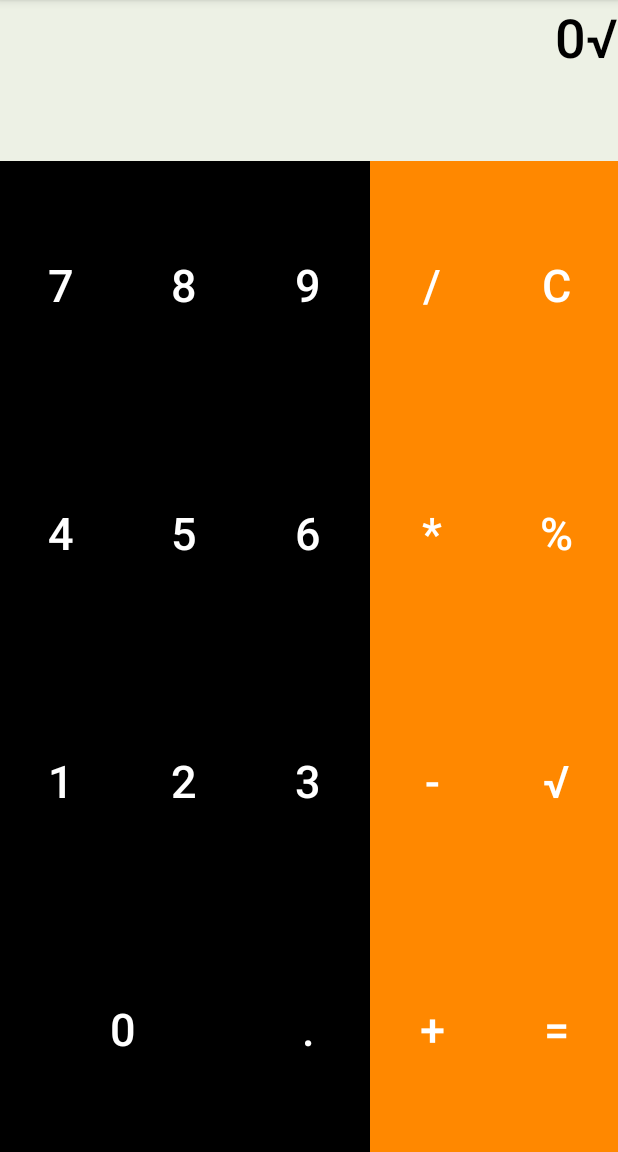
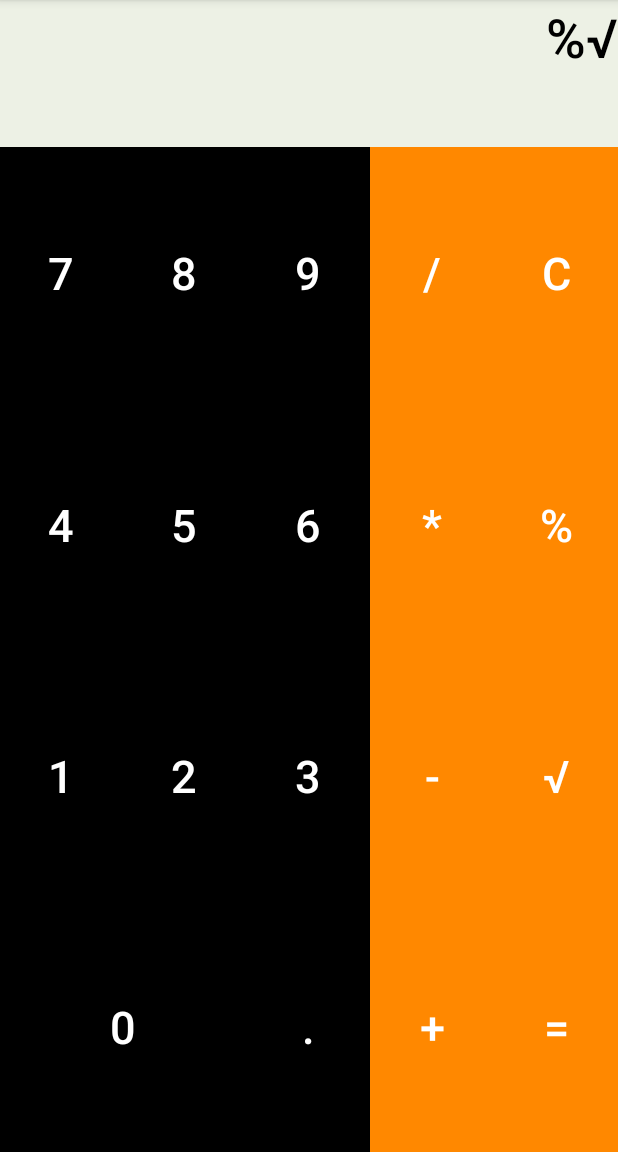
Before and after one commit to jonathanoleaz/Android, an Android app: the screen it shows after launch (MainActivity), after a tap on an icon or button, on a phone screen of 412 x 824 dp, the part 84-1236 px from its top. Run offline under Robolectric (Android 15) with nearby library versions, the light colour scheme and no system bars; 2 other taps on this screen came first.

Commit message:
ya acepta % y (-)

```diff
--- a/Curso/CalculadoraBasica/app/src/main/java/com/example/jonat/calculadorabasica/MainActivity.java
+++ b/Curso/CalculadoraBasica/app/src/main/java/com/example/jonat/calculadorabasica/MainActivity.java
@@ -1,4 +1,5 @@
 package com.example.jonat.calculadorabasica;
+/*Código para una aplicación android de calculadora básica para el modo portrait (vertical) o científica ( modo horizontal). */
 
 import android.support.v7.app.AppCompatActivity;
 import android.os.Bundle;
@@ -6,13 +7,9 @@ import android.view.View;
 import android.widget.Button;
 import android.widget.TextView;
 
-import java.util.Arrays;
-import java.util.HashMap;
-import java.util.Map;
 import java.util.Stack;
 
 //Metodo 2 La class de la actividad implementa la interfaz onClickListener
-
 
 public class MainActivity extends AppCompatActivity implements View.OnClickListener {
 
@@ -36,6 +33,7 @@ public class MainActivity extends AppCompatActivity implements View.OnClickListe
     Button buttonOperMultip;
     Button buttonOperDiv;
     Button buttonOperGato;
+    Button buttonPercent;
 
     Button buttonCero;
     Button buttonIgual;
@@ -47,9 +45,12 @@ public class MainActivity extends AppCompatActivity implements View.OnClickListe
     Button buttonOpParIzq;
     Button buttonOpParDer;
 
+    Button buttonOpMenosUnario;
+
     TextView textViewExpression;
 
-    Boolean ultimaExpresionIsOperator = false;//ultima expresion que se agregó al textView
+    //Última expresión que se agregó al textView
+    Boolean ultimaExpresionIsOperator = false;
 
     @Override
     protected void onCreate(Bundle savedInstanceState) {
@@ -57,7 +58,7 @@ public class MainActivity extends AppCompatActivity implements View.OnClickListe
         setContentView(R.layout.activity_main);
 
 
-        //recuperar receferencias a los widgets y asignar codigo necesario
+        //Recuperar referencias a los widgets y asignar código necesario
         buttonDigitoCero = (Button) (this.findViewById(R.id.buttonZero));
         buttonDigitoUno = (Button) (this.findViewById(R.id.buttonDigUno));
         buttonDigitoDos = (Button) (this.findViewById(R.id.buttonDos));
@@ -79,6 +80,8 @@ public class MainActivity extends AppCompatActivity implements View.OnClickListe
         buttonCero = (Button) (this.findViewById(R.id.buttonCero));
         buttonIgual = (Button) (this.findViewById(R.id.buttonIgual));
 
+        buttonPercent = (Button) (this.findViewById(R.id.buttonPorcentaje));
+
         buttonOpCos = (Button) (this.findViewById(R.id.buttonOpCoSeno));
         buttonOpSen = (Button) (this.findViewById(R.id.buttonOpSeno));
         buttonOpTan = (Button) (this.findViewById(R.id.buttonOpTan));
@@ -87,10 +90,13 @@ public class MainActivity extends AppCompatActivity implements View.OnClickListe
         buttonOpParDer = (Button) (this.findViewById(R.id.buttonOpParDer));
         buttonOpParIzq = (Button) (this.findViewById(R.id.buttonOpParIzq));
 
+        buttonOpMenosUnario = (Button) (this.findViewById(R.id.buttonMenosUnario));
+
 
         textViewExpression = this.findViewById(R.id.textView2);
 
-        buttonDigitoCero.setOnClickListener(this); //es la misma actividad la que va implementar el onClickListener
+        //es la misma actividad la que va implementar el onClickListener
+        buttonDigitoCero.setOnClickListener(this);
         buttonDigitoUno.setOnClickListener(this);
         buttonDigitoDos.setOnClickListener(this);
         buttonDigitoTres.setOnClickListener(this);
@@ -107,7 +113,9 @@ public class MainActivity extends AppCompatActivity implements View.OnClickListe
         buttonOperMultip.setOnClickListener(this);
         buttonOperDiv.setOnClickListener(this);
         buttonOperGato.setOnClickListener(this);
+        buttonPercent.setOnClickListener(this);
 
+        /*Para evitar la excepción pues cuando está en modo portrait, estas 'referencias' no existen en el ectivity_main.xml (land)*/
         if (buttonOpParDer != null)
             buttonOpParDer.setOnClickListener(this);
 
@@ -126,7 +134,34 @@ public class MainActivity extends AppCompatActivity implements View.OnClickListe
         if (buttonOpSen != null)
             buttonOpSen.setOnClickListener(this);
 
+        if (buttonOpMenosUnario != null) {
+            buttonOpMenosUnario.setOnClickListener(new View.OnClickListener() {
+                @Override
+                public void onClick(View v) {
 
+                    /*Expresión que está en el textView*/
+                    String expresionToEvaluar = textViewExpression.getText().toString();
+                    /*Cadena que se concatenará según el botón*/
+                    String expresionToConcatenar = "(0-("+expresionToEvaluar+"))";
+
+                    if (expresionToEvaluar == "0" && expresionToConcatenar != "0") {
+                        expresionToEvaluar = "";
+                        textViewExpression.setText(expresionToEvaluar);
+                    }
+                    //System.out.println(expresionToConcatenar);
+                    //System.out.println(ultimaExpresionIsOperator);
+                    if ((ultimaExpresionIsOperator && expresionToConcatenar.matches("(\\d)|(\\()|(\\))|(SIN)|(COS)|(COT)|(TAN)|(√)|(%)")) | (!ultimaExpresionIsOperator)) { //evitar que se pongan
+                        String texto = expresionToConcatenar;
+                        textViewExpression.setText(texto);
+                        ultimaExpresionIsOperator = false;
+                    }
+
+
+                }
+            });
+        }
+
+        /*Se oprime el botón de 'C'*/
         buttonCero.setOnClickListener(new View.OnClickListener() {
             @Override
             public void onClick(View v) {
@@ -135,13 +170,14 @@ public class MainActivity extends AppCompatActivity implements View.OnClickListe
             }
         });
 
+        /*Se evalua la expresión del textView*/
         buttonIgual.setOnClickListener(new View.OnClickListener() {
             @Override
             public void onClick(View v) {
                 try {
                     String expresionToEvaluar = InfixToPostfix(textViewExpression.getText().toString());
+                    textViewExpression.setText(EvaluaExpresion(expresionToEvaluar).toString());
 
-                    textViewExpression.setText(EvaluaExpresion(expresionToEvaluar).toString());
                 } catch (Exception e) //
                 {
                     e.printStackTrace();
@@ -161,11 +197,12 @@ public class MainActivity extends AppCompatActivity implements View.OnClickListe
         });*/
     }
 
+    /*Método para recuperar la expresión (text) que se haya dejado en el textView, pues al rotar la pantalla, se ejecuta el onCreate()*/
     @Override
     protected void onSaveInstanceState(final Bundle outState) {
         super.onSaveInstanceState(outState);
 
-        // Save the state of item position
+        // Se guarda el text del textViewExpression (como String) como "valoresIngresados"
         outState.putString(nombreValorRecuperar, textViewExpression.getText().toString());
     }
 
@@ -173,22 +210,28 @@ public class MainActivity extends AppCompatActivity implements View.OnClickListe
     protected void onRestoreInstanceState(final Bundle savedInstanceState) {
         super.onRestoreInstanceState(savedInstanceState);
 
-        // Read the state of item position
+        // Se recupera el text del textViewExpression para cuando se ejecute el onCreate()
         valoresIngresados = savedInstanceState.getString(nombreValorRecuperar);
         textViewExpression.setText(valoresIngresados);
     }
 
     @Override
     public void onClick(View v) { //v describe el objeto
+        /*Expresión que está en el textView*/
         String expresionToEvaluar = textViewExpression.getText().toString();
+        /*Cadena que se concatenará según el botón*/
         String expresionToConcatenar = ((Button) v).getText().toString();
 
-        System.out.println(expresionToConcatenar);
-        System.out.println(ultimaExpresionIsOperator);
-        if ((ultimaExpresionIsOperator && expresionToConcatenar.matches("(\\d)|(\\()|(\\))|(SIN)|(COS)|(COT)|(TAN)|(√)")) | (!ultimaExpresionIsOperator)) { //evitar que se pongan
+        if (expresionToEvaluar == "0" && expresionToConcatenar != "0") {
+            expresionToEvaluar = "";
+            textViewExpression.setText(expresionToEvaluar);
+        }
+        //System.out.println(expresionToConcatenar);
+        //System.out.println(ultimaExpresionIsOperator);
+        if ((ultimaExpresionIsOperator && expresionToConcatenar.matches("(\\d)|(\\()|(\\))|(SIN)|(COS)|(COT)|(TAN)|(√)|(%)")) | (!ultimaExpresionIsOperator)) { //evitar que se pongan
             String texto = expresionToEvaluar + expresionToConcatenar;
             textViewExpression.setText(texto);
-            if (expresionToConcatenar.matches("([-+/*^√])"))
+            if (expresionToConcatenar.matches("([-+/*^√%])"))
                 ultimaExpresionIsOperator = true;
             else
                 ultimaExpresionIsOperator = false;
@@ -196,7 +239,9 @@ public class MainActivity extends AppCompatActivity implements View.OnClickListe
 
     }
 
+    /* Método para la tabla de precedencias*/
     static int Prec(String ch) {
+
         switch (ch) {
             case "+":
             case "-":
@@ -208,6 +253,9 @@ public class MainActivity extends AppCompatActivity implements View.OnClickListe
 
             case "^":
                 return 3;
+
+            case "%":
+                return 4;
 
             case "SIN":
 
@@ -231,27 +279,28 @@ public class MainActivity extends AppCompatActivity implements View.OnClickListe
     public String InfixToPostfix(String exp) {
 
         /*Se agregan espacios en blanco entre cada token. Un token es un numero (con o sin parte decimal), operador (-+/*^),
-        o función trigonométrica*/
+        , función trigonométrica o paréntesis*/
 
-        String exp2 = exp.replaceAll("(?<=\\d)\\s*([-+/*^√])\\s*(?=\\d)", " $1 ");
+        String exp2 = exp.replaceAll("(?<=\\d)\\s*([-+/*^√%])\\s*(?=\\d)", " $1 ");
 
         //se agregan espacios en blanco entre cada paréntesis
         exp2 = exp2.replaceAll("((\\()|(\\)))", " $1 ");
 
-        //se agregan espacios entre cada operador de ser necesario
-        exp2 = exp2.replaceAll("([-+/*^√])", " $1 ");
+        //se agregan espacios entre cada operador (de ser necesario pues luego quedan juntos parentesis y operandos)
+        exp2 = exp2.replaceAll("([-+/*^√%])", " $1 ");
 
         //se quitan espacios inncesarios (dejando a lo más un espacio entre cada token)
         exp2 = exp2.replaceAll(" +", " ").trim();
 
-        String[] tokens = exp2.split(" "); //se dejan los tokens en un arreglo
+        //se dejan los tokens en un arreglo
+        String[] tokens = exp2.split(" ");
 
         String result = "";
 
         Stack<String> stack = new Stack<>();
 
         for (int i = 0; i < tokens.length; ++i) {
-            String token = tokens[i].trim();//por si tiene espacios al principio o al comienzo
+            String token = tokens[i].trim();//se eliminan espacios al principio o al comienzo
 
             // Si el token es un número (operando)
             if (token.matches("[0-9]*\\.?[0-9]+")) {
@@ -259,7 +308,8 @@ public class MainActivity extends AppCompatActivity implements View.OnClickListe
             } // If the scanned character is an '(', push it to the stack.
             else if ("(".equals(token)) {
                 stack.push(token);
-            } // If the scanned character is an ')', pop and output from the stack
+            }
+            // If the scanned character is an ')', pop and output from the stack
             // until an '(' is encountered.
             else if (")".equals(token)) {
                 while (!stack.isEmpty() && !("(".equals(stack.peek()))) {
@@ -269,9 +319,9 @@ public class MainActivity extends AppCompatActivity implements View.OnClickListe
                 if (!stack.isEmpty() && !("(".equals(stack.peek()))) {
                     return "Error en paréntesis"; // invalid expression
                 } else {
-                    stack.pop();  //se vacía la pila con los paréntesis que hayan quedado.
+                    stack.pop();  //se vacia la pila con los paréntesis que hayan quedado.
                 }
-            } else // an operator is encountered
+            } else // Se encontró un operador
             {
                 while (!stack.isEmpty() && Prec(token) <= Prec(stack.peek())) {
                     result += stack.pop() + " ";
@@ -279,7 +329,7 @@ public class MainActivity extends AppCompatActivity implements View.OnClickListe
                 stack.push(token);
             }
         }
-        // pop all the operators from the stack
+        //Se sacan los operadores que faltan de la pila
         while (!stack.isEmpty()) {
             result += stack.pop() + " ";
         }
@@ -302,7 +352,7 @@ public class MainActivity extends AppCompatActivity implements View.OnClickListe
             if (c.matches("[0-9]*\\.?[0-9]+")) {
                 stack.push(Double.parseDouble(c));
             } //  If the scanned character is an operator, pop two
-            // elements from stack apply the operator
+            // Si el token no es un operando, entonces (debiera ser) se trata de un operador o función
             else {
                 if (c.matches("SIN|COS|TAN|COT|√"))//es funcion u operador unario
                 {
@@ -324,7 +374,7 @@ public class MainActivity extends AppCompatActivity implements View.OnClickListe
                             stack.push(Math.sqrt(val1));
                     }
 
-                } else {
+                } else { //es función u operador
                     Double val1 = stack.pop();
                     Double val2 = stack.pop();
 
@@ -348,6 +398,10 @@ public class MainActivity extends AppCompatActivity implements View.OnClickListe
                         case "^":
                             stack.push(Math.pow(val2, val1));
                             break;
+
+                        case "%":   //45 % 480 representa el 45% de 480, PREGUNTAR porque también puede ser módulo
+                            stack.push((val2 * 100) / val1);
+                            break;
                     }
                 }
             }
--- a/Curso/CalculadoraBasica/app/src/main/res/layout-land/activity_main.xml
+++ b/Curso/CalculadoraBasica/app/src/main/res/layout-land/activity_main.xml
@@ -12,13 +12,14 @@
         android:id="@+id/textView2"
         style="?android:attr/borderlessButtonStyle"
         android:layout_width="match_parent"
-        android:layout_height="103dp"
+        android:layout_height="89dp"
 
         android:background="@color/colorTextView"
         android:gravity="right"
         android:text="@string/buttonDigCero_Text"
         android:textColor="@android:color/black"
-        android:textSize="36sp" />
+        android:textSize="36sp"
+        tools:fontFamily="monospace" />
 
     <LinearLayout
         android:layout_width="match_parent"
@@ -85,24 +86,25 @@
 
         <Button
             android:id="@+id/buttonOpSeno"
+            style="?android:attr/borderlessButtonStyle"
             android:layout_width="0dp"
             android:layout_height="match_parent"
             android:layout_weight="1"
-            android:background="@android:color/black"
+            android:background="@android:color/holo_orange_light"
             android:text="@string/buttonDigSeno_Text"
             android:textColor="@android:color/background_light"
-            android:textSize="@dimen/sizeFontButtonDigito"
-            style="?android:attr/borderlessButtonStyle"/>
+            android:textSize="@dimen/sizeFontButtonDigito" />
+
         <Button
             android:id="@+id/buttonOpCoSeno"
+            style="?android:attr/borderlessButtonStyle"
             android:layout_width="0dp"
             android:layout_height="match_parent"
             android:layout_weight="1"
-            android:background="@android:color/black"
+            android:background="@android:color/holo_orange_light"
             android:text="@string/buttonDigCoseno_Text"
             android:textColor="@android:color/background_light"
-            android:textSize="@dimen/sizeFontButtonDigito"
-            style="?android:attr/borderlessButtonStyle"/>
+            android:textSize="@dimen/sizeFontButtonDigito" />
     </LinearLayout>
 
     <LinearLayout
@@ -170,24 +172,25 @@
 
         <Button
             android:id="@+id/buttonOpTan"
+            style="?android:attr/borderlessButtonStyle"
             android:layout_width="0dp"
             android:layout_height="match_parent"
             android:layout_weight="1"
-            android:background="@android:color/black"
+            android:background="@android:color/holo_orange_light"
             android:text="@string/buttonDigTangente_Text"
             android:textColor="@android:color/background_light"
-            android:textSize="@dimen/sizeFontButtonDigito"
-            style="?android:attr/borderlessButtonStyle"/>
+            android:textSize="@dimen/sizeFontButtonDigito" />
+
         <Button
             android:id="@+id/buttonOpCotTan"
+            style="?android:attr/borderlessButtonStyle"
             android:layout_width="0dp"
             android:layout_height="match_parent"
             android:layout_weight="1"
-            android:background="@android:color/black"
+            android:background="@android:color/holo_orange_light"
             android:text="@string/buttonDigCotangente_Text"
             android:textColor="@android:color/background_light"
-            android:textSize="@dimen/sizeFontButtonDigito"
-            style="?android:attr/borderlessButtonStyle"/>
+            android:textSize="@dimen/sizeFontButtonDigito" />
     </LinearLayout>
 
     <LinearLayout
@@ -255,25 +258,25 @@
 
         <Button
             android:id="@+id/buttonOpParIzq"
+            style="?android:attr/borderlessButtonStyle"
             android:layout_width="0dp"
             android:layout_height="match_parent"
             android:layout_weight="1"
-            android:background="@android:color/black"
+            android:background="@android:color/holo_orange_light"
             android:text="@string/buttonDigParIzq_Text"
             android:textColor="@android:color/background_light"
-            android:textSize="@dimen/sizeFontButtonDigito"
-            style="?android:attr/borderlessButtonStyle"/>
+            android:textSize="@dimen/sizeFontButtonDigito" />
 
         <Button
             android:id="@+id/buttonOpParDer"
+            style="?android:attr/borderlessButtonStyle"
             android:layout_width="0dp"
             android:layout_height="match_parent"
             android:layout_weight="1"
-            android:background="@android:color/black"
+            android:background="@android:color/holo_orange_light"
             android:text="@string/buttonDigParDer_Text"
             android:textColor="@android:color/background_light"
-            android:textSize="@dimen/sizeFontButtonDigito"
-            style="?android:attr/borderlessButtonStyle"/>
+            android:textSize="@dimen/sizeFontButtonDigito" />
     </LinearLayout>
 
     <LinearLayout
@@ -294,21 +297,22 @@
             style="?android:attr/borderlessButtonStyle"/>
 
         <Button
-            android:id="@+id/buttonPunto"
+            android:id="@+id/buttonMenosUnario"
             android:layout_width="0dp"
             android:layout_height="match_parent"
-            android:layout_weight="1"
-            android:background="@android:color/black"
-            android:text="@string/buttonDigPunto_Text"
-            android:textColor="@android:color/background_light"
+            android:layout_weight="1.4"
+            android:background="@android:color/holo_orange_dark"
+            style="?android:attr/borderlessButtonStyle"
+            android:text="@string/buttonOpMenosUnario_Text"
             android:textSize="@dimen/sizeFontButtonDigito"
-            style="?android:attr/borderlessButtonStyle"/>
+            android:textColor="@android:color/background_light" />
+        />
 
         <Button
             android:id="@+id/buttonMas"
             android:layout_width="0dp"
             android:layout_height="match_parent"
-            android:layout_weight="1"
+            android:layout_weight="1.4"
             android:background="@android:color/holo_orange_dark"
             android:text="@string/buttonOpMas_Text"
             android:textColor="@android:color/background_light"
@@ -316,10 +320,24 @@
             style="?android:attr/borderlessButtonStyle"/>
 
         <Button
+            android:id="@+id/buttonPunto"
+            style="?android:attr/borderlessButtonStyle"
+            android:layout_width="0dp"
+            android:layout_height="match_parent"
+            android:layout_weight="1.4"
+            android:background="@android:color/holo_orange_dark"
+            android:text="@string/buttonDigPunto_Text"
+            android:textColor="@android:color/background_light"
+            android:textSize="@dimen/sizeFontButtonDigito" />
+
+
+
+
+        <Button
             android:id="@+id/buttonIgual"
             android:layout_width="0dp"
             android:layout_height="match_parent"
-            android:layout_weight="1"
+            android:layout_weight="1.4"
             android:background="@android:color/holo_orange_dark"
             style="?android:attr/borderlessButtonStyle"
             android:text="@string/buttonOpIgual_Text"
--- a/Curso/CalculadoraBasica/app/src/main/res/layout/activity_main.xml
+++ b/Curso/CalculadoraBasica/app/src/main/res/layout/activity_main.xml
@@ -12,7 +12,7 @@
         android:id="@+id/textView2"
         style="?android:attr/borderlessButtonStyle"
         android:layout_width="match_parent"
-        android:layout_height="107dp"
+        android:layout_height="98dp"
         android:background="@color/colorTextView"
         android:gravity="right"
         android:text="@string/buttonDigCero_Text"
--- a/Curso/CalculadoraBasica/app/src/main/res/values/strings.xml
+++ b/Curso/CalculadoraBasica/app/src/main/res/values/strings.xml
@@ -25,6 +25,7 @@
 
     <string name="buttonOpMas_Text">+</string>
     <string name="buttonOpIgual_Text">=</string>
+    <string name="buttonOpMenosUnario_Text">(-)</string>
 
 
     <string name="buttonDigSeno_Text">SIN</string>
```
